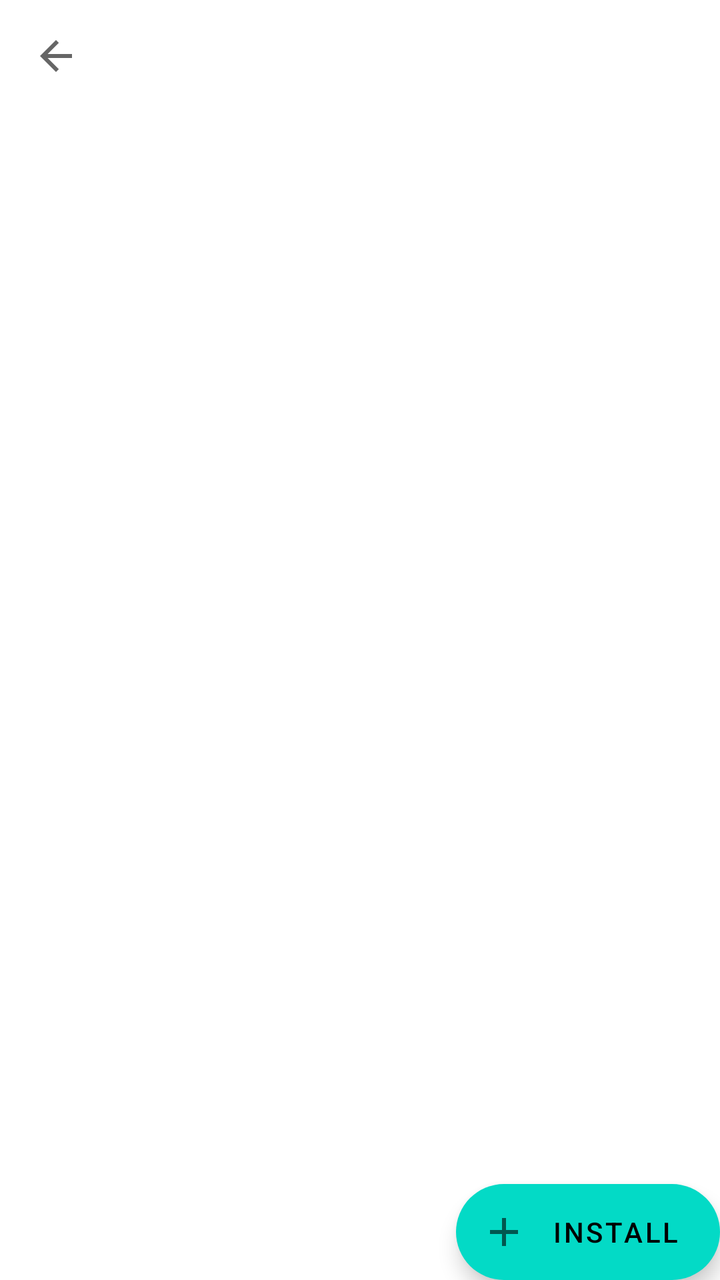
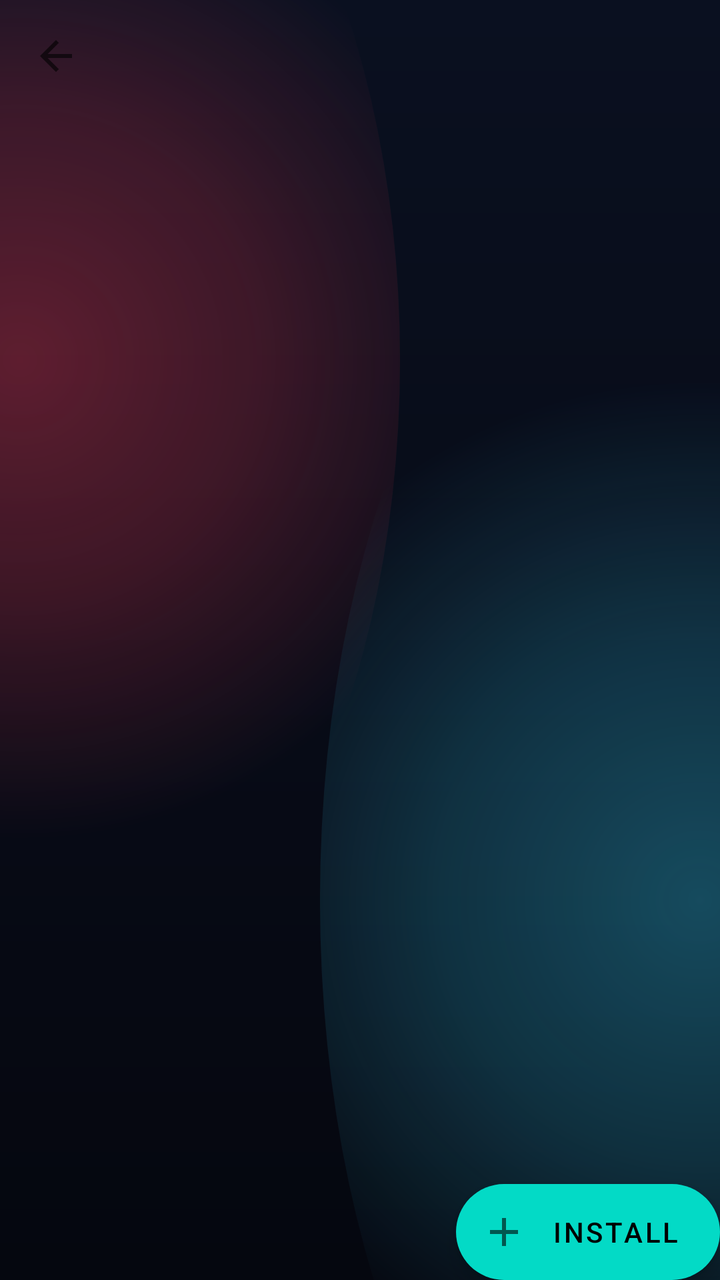

Compare the two renders of this Android layout. The source of the first and the diff that turns it into the second are given below.
<!-- AndroidManifest.xml: fallback theme Theme.MaterialComponents.DayNight.NoActionBar -->
<!-- res/layout/fragment_addons.xml -->
<?xml version="1.0" encoding="utf-8"?>
<androidx.constraintlayout.widget.ConstraintLayout xmlns:android="http://schemas.android.com/apk/res/android"
    xmlns:app="http://schemas.android.com/apk/res-auto"
    android:id="@+id/coordinator_about"
    android:layout_width="match_parent"
    android:layout_height="match_parent"
    android:background="?attr/colorSurface">

    <com.google.android.material.appbar.AppBarLayout
        android:id="@+id/appbar_addons"
        style="@style/Widget.Eden.TransparentTopAppBarLayout"
        android:layout_width="match_parent"
        android:layout_height="wrap_content"
        android:fitsSystemWindows="true"
        android:touchscreenBlocksFocus="false"
        app:layout_constraintEnd_toEndOf="parent"
        app:layout_constraintStart_toStartOf="parent"
        app:layout_constraintTop_toTopOf="parent">

        <com.google.android.material.appbar.MaterialToolbar
            android:id="@+id/toolbar_addons"
            style="@style/Widget.Eden.TransparentTopToolbar"
            android:layout_width="match_parent"
            android:layout_height="?attr/actionBarSize"
            android:touchscreenBlocksFocus="false"
            app:navigationIcon="@drawable/ic_back" />

    </com.google.android.material.appbar.AppBarLayout>

    <androidx.recyclerview.widget.RecyclerView
        android:id="@+id/list_addons"
        android:layout_width="match_parent"
        android:layout_height="0dp"
        android:clipToPadding="false"
        android:defaultFocusHighlightEnabled="false"
        android:nextFocusDown="@id/button_install"
        app:layout_behavior="@string/appbar_scrolling_view_behavior"
        app:layout_constraintBottom_toBottomOf="parent"
        app:layout_constraintEnd_toEndOf="parent"
        app:layout_constraintStart_toStartOf="parent"
        app:layout_constraintTop_toBottomOf="@+id/appbar_addons" />

    <com.google.android.material.floatingactionbutton.ExtendedFloatingActionButton
        android:id="@+id/button_install"
        android:layout_width="wrap_content"
        android:layout_height="wrap_content"
        android:layout_gravity="bottom|end"
        android:text="@string/install"
        app:icon="@drawable/ic_add"
        app:layout_constraintBottom_toBottomOf="parent"
        app:layout_constraintEnd_toEndOf="parent" />

</androidx.constraintlayout.widget.ConstraintLayout>
<!-- resources referenced by this layout -->
<resources>
  <!-- drawable ic_add (drawable) -->
  <vector xmlns:android="http://schemas.android.com/apk/res/android"
      android:width="24dp"
      android:height="24dp"
      android:viewportWidth="24"
      android:viewportHeight="24">
      <path
          android:fillColor="?attr/colorControlNormal"
          android:pathData="M19,13h-6v6h-2v-6H5v-2h6V5h2v6h6v2z" />
  </vector>
  <!-- drawable ic_back (drawable) -->
  <vector xmlns:android="http://schemas.android.com/apk/res/android"
      android:width="24dp"
      android:height="24dp"
      android:autoMirrored="true"
      android:viewportWidth="24"
      android:viewportHeight="24">
      <path
          android:fillColor="?attr/colorControlNormal"
          android:pathData="M20,11H7.83l5.59,-5.59L12,4l-8,8 8,8 1.41,-1.41L7.83,13H20v-2z" />
  </vector>
  <string name="install">Install</string>
  <style name="Widget.Eden.TransparentTopAppBarLayout" parent="">
          <item name="android:background">@android:color/transparent</item>
          <item name="android:elevation">0dp</item>
          <item name="android:stateListAnimator">@null</item>
          <item name="elevation">0dp</item>
          <item name="liftOnScroll">false</item>
          <item name="statusBarForeground">@android:color/transparent</item>
      </style>
  <style name="Widget.Eden.TransparentTopToolbar" parent="">
          <item name="android:background">@android:color/transparent</item>
          <item name="android:elevation">0dp</item>
          <item name="backgroundTint">@android:color/transparent</item>
      </style>
</resources>

<!-- the commit's change to res/layout/fragment_addons.xml (unified diff, before → after) -->
@@ -4,7 +4,7 @@
     android:id="@+id/coordinator_about"
     android:layout_width="match_parent"
     android:layout_height="match_parent"
-    android:background="?attr/colorSurface">
+    android:background="@drawable/moonwitch_background">
 
     <com.google.android.material.appbar.AppBarLayout
         android:id="@+id/appbar_addons"
<!-- resource entries referenced after the edit -->
@@ -21,6 +21,38 @@
           android:fillColor="?attr/colorControlNormal"
           android:pathData="M20,11H7.83l5.59,-5.59L12,4l-8,8 8,8 1.41,-1.41L7.83,13H20v-2z" />
   </vector>
+  <!-- drawable moonwitch_background (drawable) -->
+  <?xml version="1.0" encoding="utf-8"?>
+  <layer-list xmlns:android="http://schemas.android.com/apk/res/android">
+      <item>
+          <shape android:shape="rectangle">
+              <gradient
+                  android:angle="270"
+                  android:endColor="#05070F"
+                  android:startColor="#0A1020" />
+          </shape>
+      </item>
+      <item android:left="-180dp" android:right="160dp" android:top="-160dp" android:bottom="120dp">
+          <shape android:shape="oval">
+              <gradient
+                  android:centerColor="#35FF3B55"
+                  android:endColor="#00FF3B55"
+                  android:gradientRadius="240dp"
+                  android:startColor="#58FF3B55"
+                  android:type="radial" />
+          </shape>
+      </item>
+      <item android:left="160dp" android:right="-180dp" android:top="80dp" android:bottom="-180dp">
+          <shape android:shape="oval">
+              <gradient
+                  android:centerColor="#3035D8FF"
+                  android:endColor="#0035D8FF"
+                  android:gradientRadius="260dp"
+                  android:startColor="#5035D8FF"
+                  android:type="radial" />
+          </shape>
+      </item>
+  </layer-list>
   <string name="install">Install</string>
   <style name="Widget.Eden.TransparentTopAppBarLayout" parent="">
           <item name="android:background">@android:color/transparent</item>
